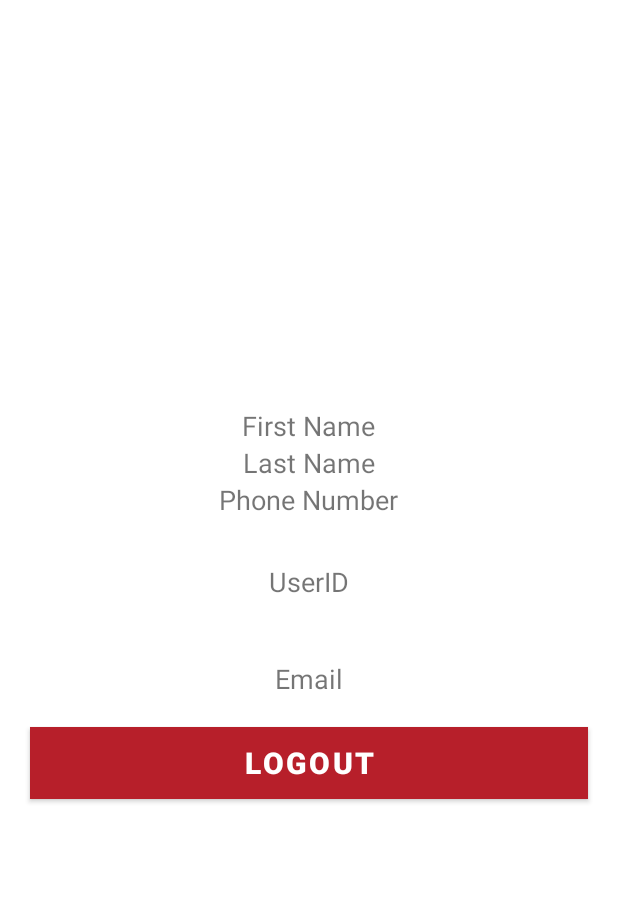
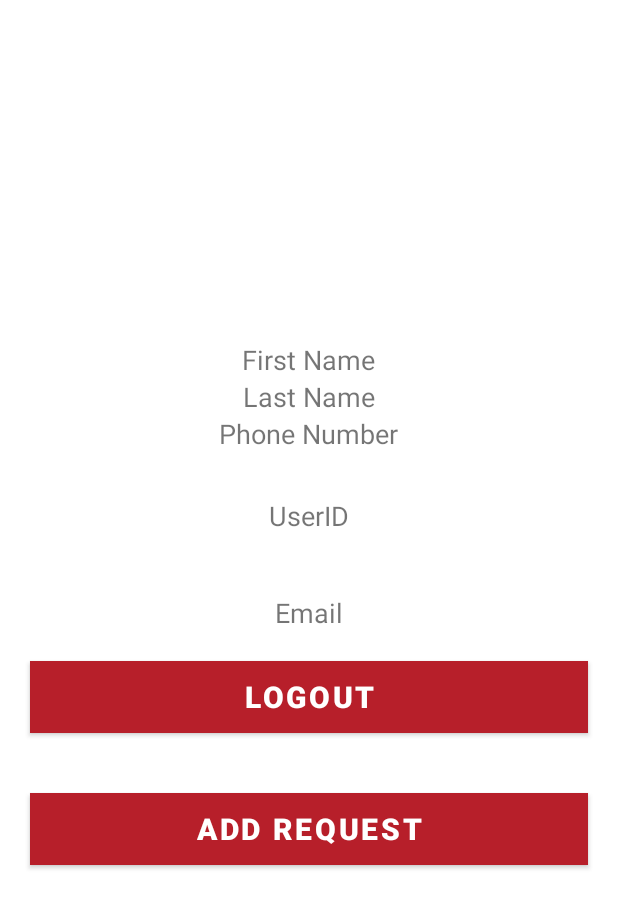
Before and after one commit to D-Byrne/FYP_App, an Android app: the layout activity_main.xml on its own in the app's theme, with its tools: preview values and no code run, on a phone screen of 412 x 824 dp. Shown: the top 908 px of the screen. Run offline under Robolectric (Android 15) with nearby library versions, the phone set to English and light mode, and no system bars.

Commit message:
Created Add Request activity. Implemented basic request model consisting of a title. Added button to switch to add request activity. Implemented function to write requests to firebase database.

```diff
--- a/app/src/main/AndroidManifest.xml
+++ b/app/src/main/AndroidManifest.xml
@@ -9,7 +9,8 @@
         android:roundIcon="@mipmap/ic_launcher_round"
         android:supportsRtl="true"
         android:theme="@style/Theme.FYP">
-        <activity android:name=".RegisterActivity"></activity>
+        <activity android:name=".AddRequestActivity"></activity>
+        <activity android:name=".RegisterActivity" />
         <activity android:name=".LoginActivity">
             <intent-filter>
                 <action android:name="android.intent.action.MAIN" />
--- /dev/null
+++ b/app/src/main/java/org/wit/fyp/models/RequestModel.kt
@@ -0,0 +1,3 @@
+package org.wit.fyp.models
+
+class RequestModel(var title: String = "")
--- a/app/src/main/java/org/wit/fyp/models/UserModel.kt
+++ b/app/src/main/java/org/wit/fyp/models/UserModel.kt
@@ -1,3 +1,3 @@
 package org.wit.fyp.models
 
-class UserModel (var firstName: String ="", var lastName: String = "", var phoneNumber: String = "")
+class UserModel (var firstName: String = "", var lastName: String = "", var phoneNumber: String = "")
--- a/app/src/main/res/layout/activity_main.xml
+++ b/app/src/main/res/layout/activity_main.xml
@@ -91,6 +91,22 @@
         app:layout_constraintRight_toRightOf="parent"
         app:layout_constraintTop_toTopOf="parent" />
 
+            <Button
+                android:id="@+id/btn_to_add_request"
+                android:layout_width="match_parent"
+                android:layout_height="wrap_content"
+                android:layout_margin="20dp"
+                android:background="@color/red_gradient_two"
+                android:text="Add Request"
+                android:textColor="@color/white"
+                android:textSize="20sp"
+                android:textStyle="bold"
+                app:layout_constraintBottom_toBottomOf="parent"
+                app:layout_constraintLeft_toLeftOf="parent"
+                app:layout_constraintRight_toRightOf="parent"
+                app:layout_constraintTop_toTopOf="parent" />
+
+
         </LinearLayout>
     </RelativeLayout>
 
```
Also changed, not shown: app/src/main/java/org/wit/fyp/AddRequestActivity.kt (added, +45 -0 lines), app/src/main/java/org/wit/fyp/MainActivity.kt (+50 -9 lines), app/src/main/res/layout/activity_add_request.xml (added, +69 -0 lines).
